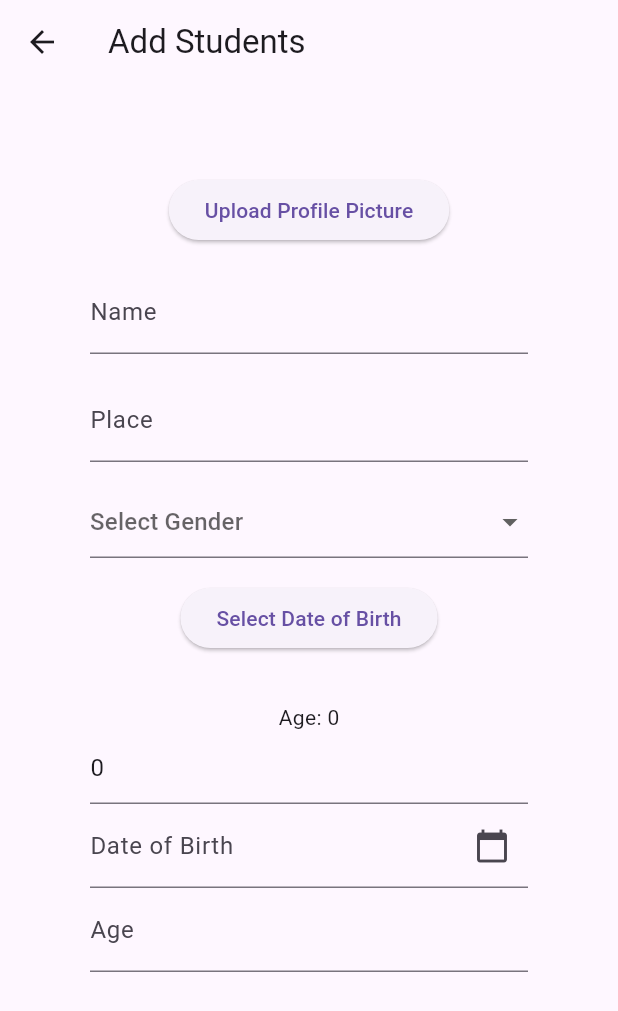
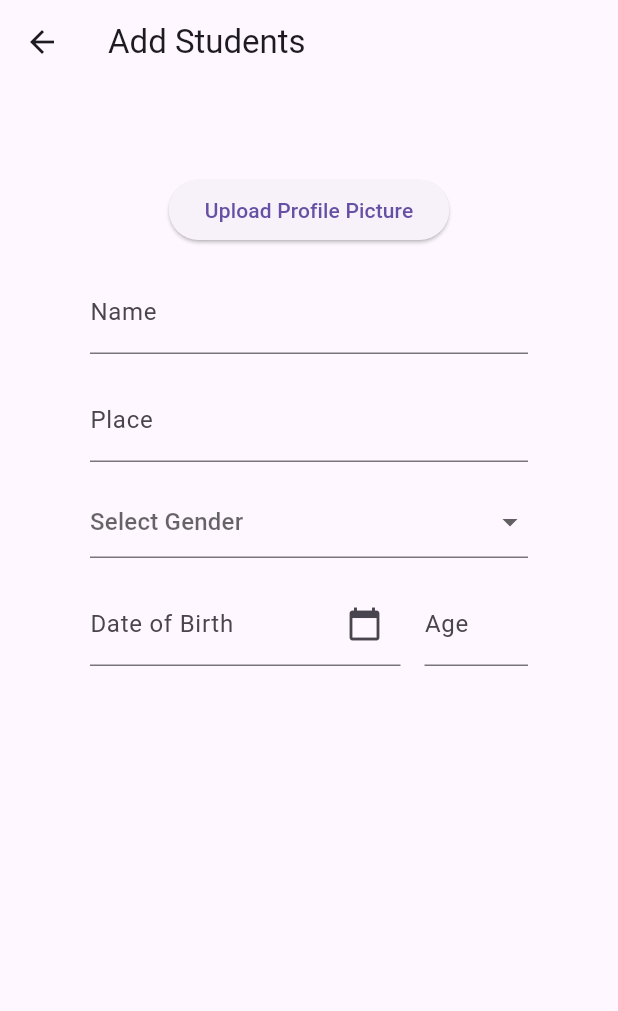
Before and after one commit to ajujacob88/flutter-sample-student-record-using-sqflite, a Flutter app: the AddStudentsScreen screen opened directly, on a phone screen of 412 x 824 dp. Shown: the top 1011 px of the screen. Run offline on Flutter 3.47's test engine with Material 3 defaults, Android fonts, the light colour scheme and no system bars.

Commit message:
before making dateofbirth whole texfield clickable

```diff
--- a/lib/screens/add_students_screen.dart
+++ b/lib/screens/add_students_screen.dart
@@ -1,4 +1,6 @@
+import 'package:flutter/cupertino.dart';
 import 'package:flutter/material.dart';
+import 'package:flutter/widgets.dart';
 import 'package:intl/intl.dart';
 
 class AddStudentsScreen extends StatefulWidget {
@@ -99,22 +101,16 @@ class _AddStudentsScreenState extends State<AddStudentsScreen> {
             const SizedBox(
               height: 16,
             ),
-            ElevatedButton(
-              onPressed: () => _selectDate(context),
-              child: const Text('Select Date of Birth'),
-            ),
-            const SizedBox(
-              height: 16,
-            ),
-            //  Text(                'Date of Birth: ${DateFormat('dd/MM/yyyy').format(selectedDate)}'),
-            const SizedBox(
-              height: 16,
-            ),
-            Text('Age: $age'),
-            TextFormField(
-              initialValue: '$age',
-            ),
-            TextFormField(
+            Row(
+              children: [
+                Expanded(
+                  flex: 3,
+                  child: GestureDetector(
+                    onTap: () {
+                      _selectDate(context);
+                    },
+                    child: TextFormField(
+                      readOnly: true,
                       controller: dobController,
                       decoration: InputDecoration(
                         labelText: 'Date of Birth',
@@ -124,12 +120,22 @@ class _AddStudentsScreenState extends State<AddStudentsScreen> {
                         ),
                       ),
                     ),
-            TextFormField(
+                  ),
+                ),
+                const SizedBox(
+                  width: 16,
+                ),
+                Expanded(
+                  flex: 1,
+                  child: TextFormField(
                     readOnly: true,
                     controller: ageController,
                     decoration: const InputDecoration(
                       labelText: 'Age',
                     ),
+                  ),
+                ),
+              ],
             ),
           ],
         ),
```
Lines whose indentation alone changed are shown as unchanged.
